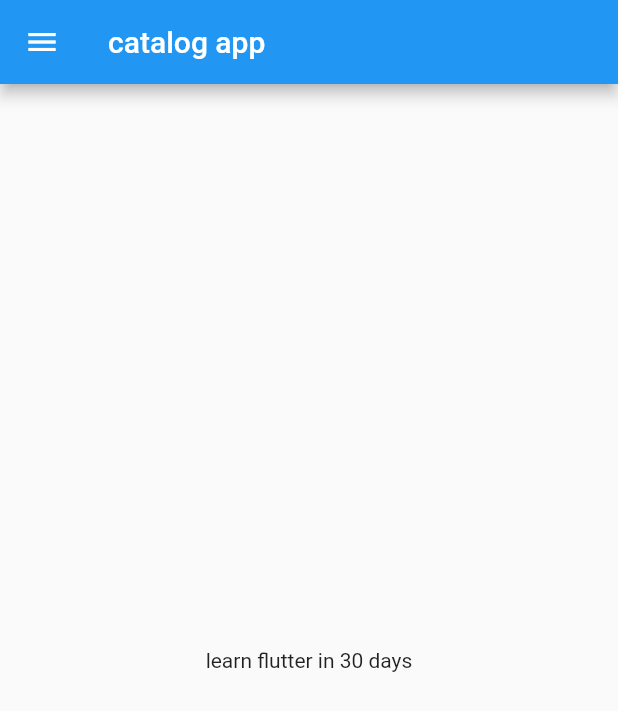
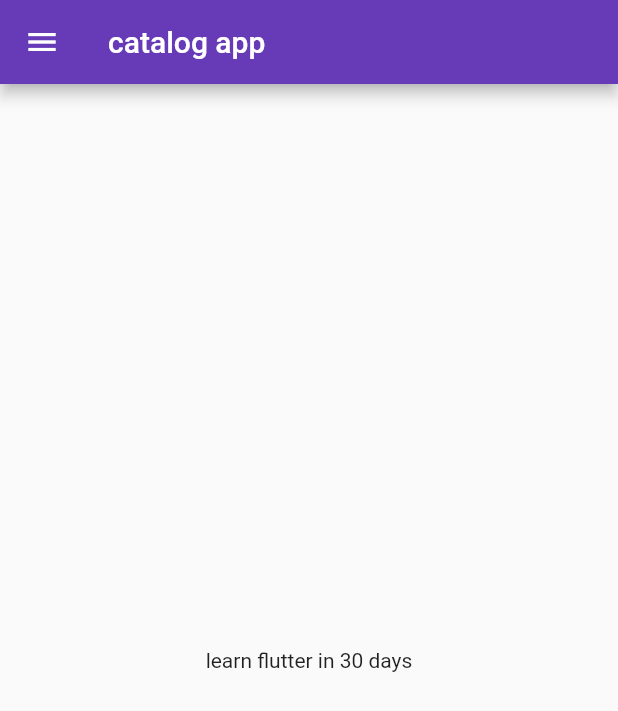
Before and after one commit to cuong20170673/flutter, a Flutter app: the screen it shows after launch, on a phone screen of 412 x 824 dp. Shown: the top 711 px of the screen. Run offline on Flutter 3.47's test engine with Material 2 defaults, Android fonts, the phone set to English and light mode, and no system bars.

Commit message:
day_3_finished

```diff
--- a/lib/main.dart
+++ b/lib/main.dart
@@ -1,5 +1,6 @@
 import 'package:flutter/material.dart';
-import 'package:flutter_30_days/home_page.dart';
+import 'package:flutter_30_days/pages/home_page.dart';
+import 'package:flutter_30_days/pages/login_page.dart';
 
 void main() {
   runApp(const MyApp());
@@ -10,8 +11,20 @@
 
   @override
   Widget build(BuildContext context) {
-    return const MaterialApp(
-      home: HomePage(),
+    return MaterialApp(
+      //home: const HomePage(),
+      themeMode: ThemeMode.light,
+      theme: ThemeData(primarySwatch: Colors.deepPurple),
+      darkTheme: ThemeData(
+        brightness: Brightness.dark,
+        //primarySwatch: Colors.red,
+      ),
+      initialRoute: "/home",
+      routes: {
+        "/": (context) => const LoginPage(),
+        "/login": (context) => const LoginPage(),
+        "/home": (context) => const HomePage(),
+      },
     );
   }
 }
```
Also changed, not shown: lib/pages/login_page.dart (added, +21 -0 lines), lib/pages/home_page.dart (renamed from lib/home_page.dart).
